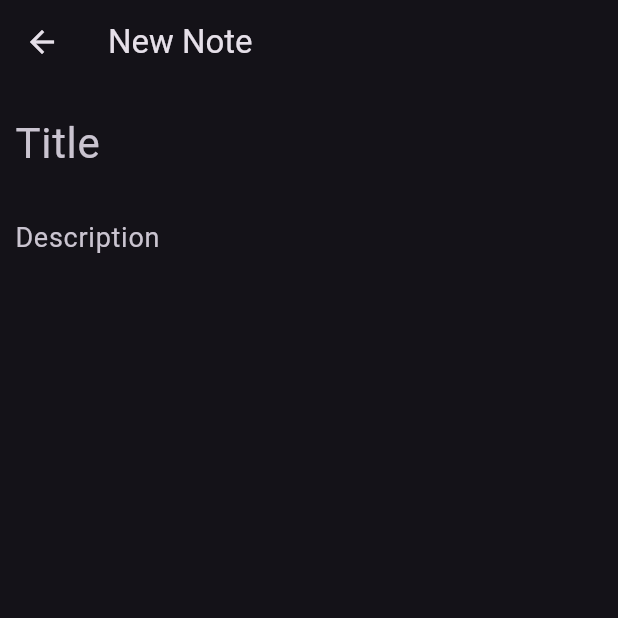
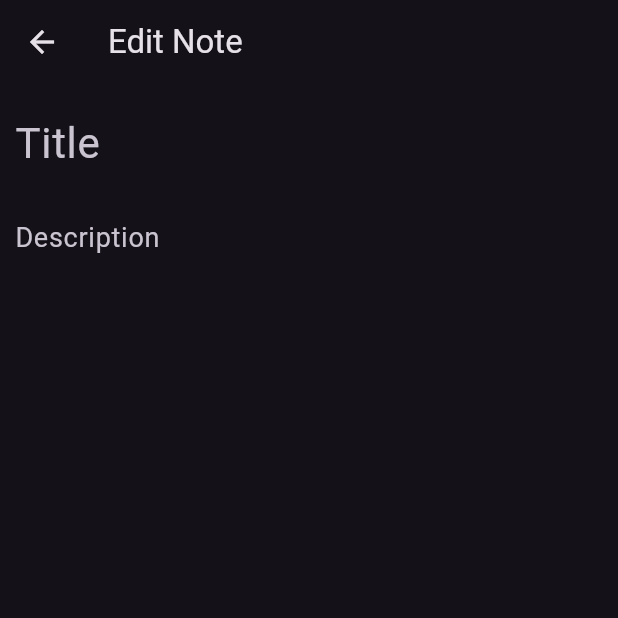
Before and after one commit to nicolasheberle/note_app, a Flutter app: the CreateNote screen opened directly with empty values, after a tap on the "save" icon, on a phone screen of 412 x 824 dp, the top half of it. Run offline on Flutter 3.47's test engine with Material 3 defaults, Android fonts, the phone set to English and light mode, and no system bars; our stand-ins replace sqflite; accounts and stored records are empty.

```diff
--- a/lib/main.dart
+++ b/lib/main.dart
@@ -1,21 +1,20 @@
-import './screens/home_screen.dart';
 import 'package:flutter/material.dart';
-//import 'package:sqflite/sqflite.dart';
+import 'screens/home_screen.dart';
 
 void main() async {
   runApp(const MyApp());
 }
 
 class MyApp extends StatelessWidget {
-  const MyApp({super.key});
+  const MyApp({Key? key});
 
   @override
   Widget build(BuildContext context) {
     return MaterialApp(
-      title: ('Flutter Notes'),
+      title: 'Flutter Notes',
       theme: ThemeData(
         primarySwatch: Colors.amber,
-        brightness: Brightness.dark
+        brightness: Brightness.dark,
       ),
       home: const HomeScreen(),
     );
--- a/lib/models/note_model.dart
+++ b/lib/models/note_model.dart
@@ -16,4 +16,16 @@ class Note {
       'body': body,
     };
   }
+
+  Note copyWith({
+    int? id,
+    String? title,
+    String? body,
+  }) {
+    return Note(
+      id: id ?? this.id,
+      title: title ?? this.title,
+      body: body ?? this.body,
+    );
+  }
 }
--- a/lib/screens/create_note.dart
+++ b/lib/screens/create_note.dart
@@ -2,75 +2,87 @@ import '../../models/note_model.dart';
 import 'package:flutter/material.dart';
 
 class CreateNote extends StatefulWidget {
-  const CreateNote({super.key, required this.onNewNoteCreated});
+  const CreateNote({
+    Key? key,
+    this.note,
+    required this.onNewNoteCreated,
+    required this.onNoteUpdated,
+  });
 
+  final Note? note;
   final Function(Note) onNewNoteCreated;
+  final VoidCallback onNoteUpdated;
 
   @override
   State<CreateNote> createState() => _CreateNoteState();
 }
 
 class _CreateNoteState extends State<CreateNote> {
+  late TextEditingController titleController;
+  late TextEditingController bodyController;
 
-  final titleController = TextEditingController();
-  final bodyController = TextEditingController();
+  @override
+  void initState() {
+    super.initState();
+    titleController = TextEditingController(text: widget.note?.title ?? '');
+    bodyController = TextEditingController(text: widget.note?.body ?? '');
+  }
 
   @override
   Widget build(BuildContext context) {
     return Scaffold(
       appBar: AppBar(
-        title: const Text('New Note'),
+        title: const Text('Edit Note'),
       ),
-
       body: Padding(
         padding: const EdgeInsets.all(10.0),
         child: Column(
           children: [
             TextFormField(
               controller: titleController,
-              style: const TextStyle(
-                fontSize: 28
-              ),
+              style: const TextStyle(fontSize: 28),
               decoration: const InputDecoration(
                 border: InputBorder.none,
-                hintText: 'Title'
+                hintText: 'Title',
               ),
             ),
-            const SizedBox(height: 10,),
+            const SizedBox(height: 10),
             TextFormField(
-                controller: bodyController,
-              style: const TextStyle(
-                fontSize: 18
-              ),
+              controller: bodyController,
+              style: const TextStyle(fontSize: 18),
               decoration: const InputDecoration(
                 border: InputBorder.none,
-                hintText: 'Description'
+                hintText: 'Description',
               ),
             ),
           ],
         ),
       ),
-
       floatingActionButton: FloatingActionButton(
         onPressed: () {
-          if(titleController.text.isEmpty){
-          return;
-          }
-          if(titleController.text.isEmpty){
-          return;
+          if (titleController.text.isEmpty || bodyController.text.isEmpty) {
+            return;
           }
 
-            final note = Note(
-              title: titleController.text ,
+          if (widget.note != null) {
+            final updatedNote = widget.note!.copyWith(
+              title: titleController.text,
               body: bodyController.text,
-              );
+            );
+            widget.onNewNoteCreated(updatedNote);
+          } else {
+            final newNote = Note(
+              title: titleController.text,
+              body: bodyController.text,
+            );
+            widget.onNewNoteCreated(newNote);
+          }
 
-            widget.onNewNoteCreated(note);
-            Navigator.of(context).pop();
-
+          widget.onNoteUpdated();
+          Navigator.of(context).pop();
         },
         child: const Icon(Icons.save),
-        ),
+      ),
     );
   }
 }
--- a/pubspec.yaml
+++ b/pubspec.yaml
@@ -9,6 +9,7 @@ environment:
 dependencies:
   flutter:
     sdk: flutter
+  path: ^1.8.3
   sqflite: ^2.3.2
 
 dev_dependencies:
```
Also changed, not shown: lib/screens/home_screen.dart (+8 -4 lines), lib/screens/widgets/note_card.dart (+1 -7 lines), lib/screens/widgets/note_view.dart (+27 -5 lines), lib/utils/database_helper.dart (line endings or trailing spaces), pubspec.lock.
